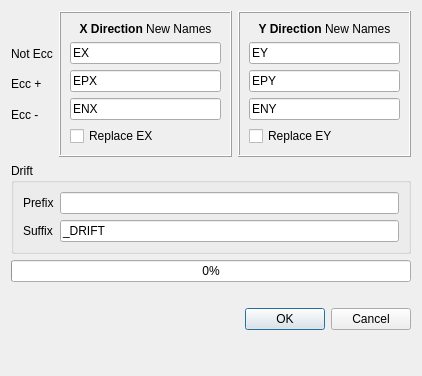
ebrahimraeyat/civilTools, file applications/cfactor/widgets/explode_seismic_load_patterns.ui: the form before one commit.
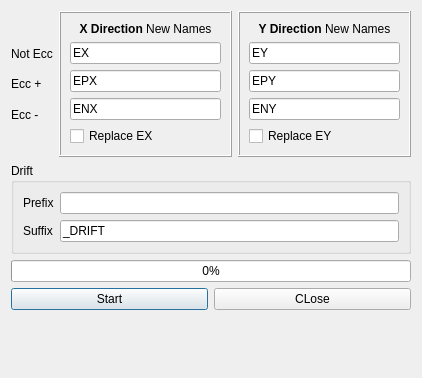
The form after the commit.

Commit message: still open expand load pattern window affter completed

```diff
--- a/applications/cfactor/widgets/explode_seismic_load_patterns.ui
+++ b/applications/cfactor/widgets/explode_seismic_load_patterns.ui
@@ -7,7 +7,7 @@
     <x>0</x>
     <y>0</y>
     <width>422</width>
-    <height>376</height>
+    <height>378</height>
    </rect>
   </property>
   <property name="windowTitle">
@@ -205,6 +205,24 @@
      </property>
     </widget>
    </item>
+   <item>
+    <layout class="QHBoxLayout" name="horizontalLayout_3">
+     <item>
+      <widget class="QPushButton" name="start_button">
+       <property name="text">
+        <string>Start</string>
+       </property>
+      </widget>
+     </item>
+     <item>
+      <widget class="QPushButton" name="close_button">
+       <property name="text">
+        <string>CLose</string>
+       </property>
+      </widget>
+     </item>
+    </layout>
+   </item>
    <item>
     <widget class="QLabel" name="result_label">
      <property name="text">
@@ -212,16 +230,6 @@
      </property>
     </widget>
    </item>
-   <item>
-    <widget class="QDialogButtonBox" name="buttonBox">
-     <property name="orientation">
-      <enum>Qt::Horizontal</enum>
-     </property>
-     <property name="standardButtons">
-      <set>QDialogButtonBox::Cancel|QDialogButtonBox::Ok</set>
-     </property>
-    </widget>
-   </item>
    <item>
     <spacer name="verticalSpacer">
      <property name="orientation">
```
Left out of the diff: 35 changed lines with no effect on the pictures. The commit also changes 2 other files.
